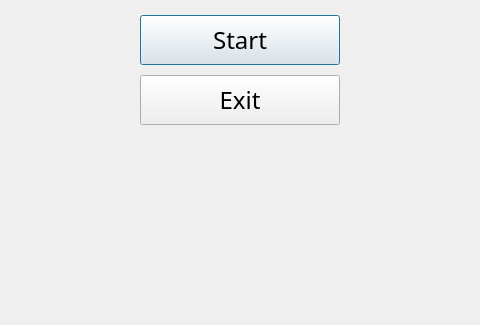
The window that gamestartscene.ui (lolium3328/CSC3002-DouDiZhu) describes before a commit, drawn with Qt 5; both pictures show x 160 to 640 and y 275 to 600 of the 800 by 600 pixel window.
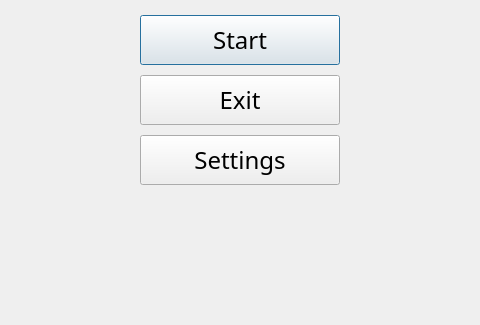
The same window after the commit.

Patch:
```diff
--- a/gamestartscene.ui
+++ b/gamestartscene.ui
@@ -74,6 +74,25 @@
     <string>Exit</string>
    </property>
   </widget>
+  <widget class="QPushButton" name="settings">
+   <property name="geometry">
+    <rect>
+     <x>300</x>
+     <y>410</y>
+     <width>200</width>
+     <height>50</height>
+    </rect>
+   </property>
+   <property name="font">
+    <font>
+     <family>Cascadia Code</family>
+     <pointsize>18</pointsize>
+    </font>
+   </property>
+   <property name="text">
+    <string>Settings</string>
+   </property>
+  </widget>
  </widget>
  <resources/>
  <connections/>
```
